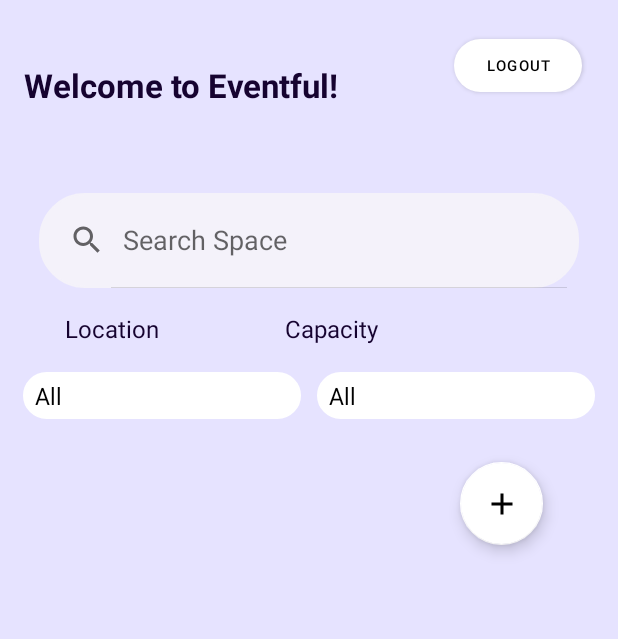
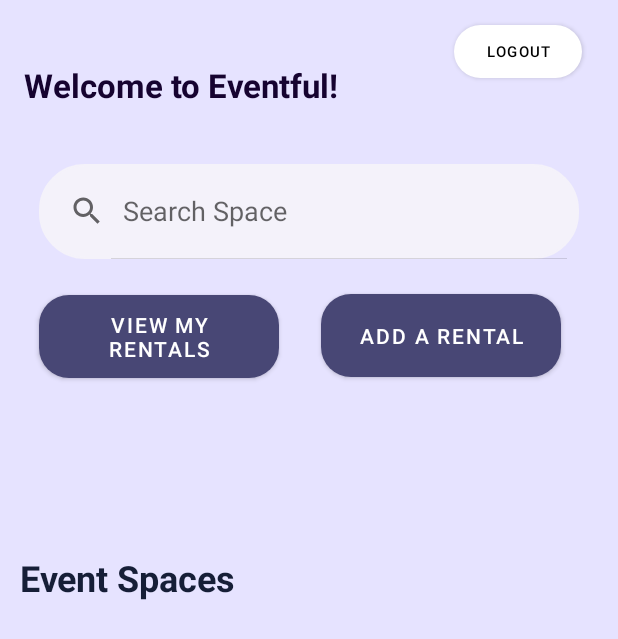
Before and after one commit to HessahAlsubaie/IT320Project, an Android app: the home screen opened directly, with no data from a screen before it, on a phone screen of 412 x 824 dp. Shown: the top 639 px of the screen. Run offline under Robolectric (Android 15) with nearby library versions, the phone set to English and light mode, and no system bars.

```diff
--- a/app/src/main/AndroidManifest.xml
+++ b/app/src/main/AndroidManifest.xml
@@ -1,6 +1,7 @@
 <?xml version="1.0" encoding="utf-8"?>
 <manifest xmlns:android="http://schemas.android.com/apk/res/android"
     xmlns:tools="http://schemas.android.com/tools">
+
     <uses-permission android:name="android.permission.READ_EXTERNAL_STORAGE" />
 
     <application
@@ -12,6 +13,9 @@
         android:supportsRtl="true"
         android:theme="@style/Theme.IT320Project"
         tools:targetApi="31">
+        <activity
+            android:name=".RentedSpacesActivity"
+            android:exported="false" />
         <activity
             android:name=".SpaceDetails"
             android:exported="false" />
--- a/app/src/main/java/com/example/it320project/home.java
+++ b/app/src/main/java/com/example/it320project/home.java
@@ -26,26 +26,29 @@ import java.util.List;
 public class home extends AppCompatActivity {
 
     Button logOutBtn;
-    FloatingActionButton addBtn;
-
+    Button addBtn;
+    Button viewRented;
     MyDatabaseHelper db;
     RecyclerView rv;
     SpaceListAdapter spaceAdapter;
     RecyclerView.LayoutManager layoutManager;
     List<Space> spaceList = new ArrayList<>();
-    Button viewBtn;
-    Button deleteBtn;
+
 
     @Override
     protected void onCreate(Bundle savedInstanceState) {
         super.onCreate(savedInstanceState);
         setContentView(R.layout.activity_home);
 
+       MyDatabaseHelper dbHelper = new MyDatabaseHelper(this);
+
+
         logOutBtn = findViewById(R.id.logoutBtn);
-        addBtn = findViewById(R.id.Addbtn);
+        viewRented= findViewById(R.id.viewRented);
+        addBtn = findViewById(R.id.addRental);
 
         db = new MyDatabaseHelper(this);
-        spaceList = db.getAllSpaces();
+        spaceList = db.getAvailableSpaces();
         rv = findViewById(R.id.rwMain);
         rv.setHasFixedSize(true);
         layoutManager = new LinearLayoutManager(this);
@@ -54,15 +57,13 @@ public class home extends AppCompatActivity {
         rv.setAdapter(spaceAdapter);
 
 
-        Spinner spinner = findViewById(R.id.spinnerLoc);
-        List<String> filterOptions = Arrays.asList("All", "North of Riyadh", "South of Riyadh", "West of Riyadh", "East of Riyadh");
-        ArrayAdapter<String> adapter = new ArrayAdapter<>(this, android.R.layout.simple_spinner_dropdown_item, filterOptions);
-        spinner.setAdapter(adapter);
-
-        Spinner spinner2 = findViewById(R.id.spinnerCap);
-        List<String> filterOptions2 = Arrays.asList("All", "10-20", "20-30", "30-40", "40 and more");
-        ArrayAdapter<String> adapter2 = new ArrayAdapter<>(this, android.R.layout.simple_spinner_dropdown_item, filterOptions2);
-        spinner2.setAdapter(adapter2);
+        viewRented.setOnClickListener(new View.OnClickListener() {
+            @Override
+            public void onClick(View view) {
+                Intent intent= new Intent(home.this, RentedSpacesActivity.class);
+                startActivity(intent);
+            }
+        });
 
         logOutBtn.setOnClickListener(new View.OnClickListener() {
             @Override
@@ -98,4 +99,8 @@ public class home extends AppCompatActivity {
         });
 
 
+    }
+    protected void onDestroy() {
+        super.onDestroy();
+        db.close();
     }}
--- a/app/src/main/res/layout/activity_add.xml
+++ b/app/src/main/res/layout/activity_add.xml
@@ -164,7 +164,7 @@
         android:layout_marginBottom="16dp"
         android:background='@drawable/custom_button'
         android:text="Add"
-        app:backgroundTint='#2A0F4E'
+        app:backgroundTint="#484775"
         app:layout_constraintBottom_toBottomOf="parent"
         app:layout_constraintEnd_toEndOf="parent"
         app:layout_constraintStart_toStartOf="parent"
--- a/app/src/main/res/layout/activity_home.xml
+++ b/app/src/main/res/layout/activity_home.xml
@@ -62,26 +62,10 @@
     </SearchView>
 
 
-    <com.google.android.material.floatingactionbutton.FloatingActionButton
-        android:id="@+id/Addbtn"
-        android:layout_width="58dp"
-        android:layout_height="55dp"
-        android:layout_marginStart="5dp"
-        android:layout_marginTop="60dp"
-        android:layout_marginEnd="50dp"
-        android:layout_marginBottom="12dp"
-        android:clickable="true"
-        app:backgroundTint="#FFFFFF"
-        app:layout_constraintBottom_toTopOf="@+id/rwMain"
-        app:layout_constraintEnd_toEndOf="parent"
-        app:layout_constraintTop_toBottomOf="@+id/search_bar"
-        app:rippleColor="#EAE6E6"
-        app:srcCompat="@drawable/baseline_add_24" />
-
     <androidx.recyclerview.widget.RecyclerView
         android:id="@+id/rwMain"
-        android:layout_width="412dp"
-        android:layout_height="413dp"
+        android:layout_width="413dp"
+        android:layout_height="362dp"
         android:layout_marginBottom="16dp"
         android:scrollbars='vertical'
         app:layout_constraintBottom_toBottomOf="parent"
@@ -90,62 +74,60 @@
         app:layout_constraintStart_toStartOf="parent" />
 
     <LinearLayout
+        android:id="@+id/linearLayout"
         android:layout_width="match_parent"
         android:layout_height="wrap_content"
-        android:layout_marginTop="14dp"
+        android:layout_marginLeft="15dp"
+        android:layout_marginRight="15dp"
         android:orientation="horizontal"
         android:weightSum="2"
-        android:layout_marginLeft="15dp"
-        android:layout_marginRight="15dp"
         app:layout_constraintBottom_toTopOf="@+id/rwMain"
         app:layout_constraintEnd_toEndOf="parent"
-        app:layout_constraintHorizontal_bias="0.0"
-        app:layout_constraintStart_toStartOf="parent"
-        app:layout_constraintTop_toBottomOf="@+id/textView2"
-        app:layout_constraintVertical_bias="0.034">
+        app:layout_constraintHorizontal_bias="0.482"
+        app:layout_constraintStart_toStartOf="parent" />
 
-        <Spinner
-            android:id="@+id/spinnerLoc"
-            android:layout_width="0dp"
-            android:layout_height="31dp"
-            android:layout_marginEnd="5dp"
-            android:layout_weight="1"
-            android:background="@drawable/custom_spinner_background" />
-
-        <Spinner
-            android:id="@+id/spinnerCap"
-            android:layout_width="0dp"
-            android:layout_height="31dp"
-            android:layout_marginStart="5dp"
-            android:layout_weight="1"
-            android:background="@drawable/custom_spinner_background" />
-
-    </LinearLayout>
-
-    <TextView
-        android:id="@+id/textView2"
-        android:layout_width="wrap_content"
-        android:layout_height="wrap_content"
-        android:layout_marginStart="43dp"
-        android:layout_marginTop="16dp"
-        android:text="Location"
-        android:textColor="#160330"
-        android:textSize="16dp"
+    <Button
+        android:id="@+id/viewRented"
+        android:layout_width="160dp"
+        android:layout_height="55dp"
+        android:layout_marginStart="26dp"
+        android:layout_marginTop="24dp"
+        android:layout_marginRight="5dp"
+        android:background="@drawable/custom_button"
+        android:text="View My Rentals"
+        app:backgroundTint="#484775"
         app:layout_constraintStart_toStartOf="parent"
         app:layout_constraintTop_toBottomOf="@+id/search_bar" />
 
+    <Button
+        android:id="@+id/addRental"
+        android:layout_width="160dp"
+        android:layout_height="55dp"
+        android:layout_marginTop="23dp"
+        android:layout_marginEnd="38dp"
+        android:layout_marginRight="5dp"
+        android:background="@drawable/custom_button"
+        android:text="Add A Rental"
+        app:backgroundTint="#484775"
+        app:layout_constraintEnd_toEndOf="parent"
+        app:layout_constraintTop_toBottomOf="@+id/search_bar" />
+
     <TextView
-        android:id="@+id/textView3"
+        android:id="@+id/Event_Spaces"
         android:layout_width="wrap_content"
         android:layout_height="wrap_content"
-        android:layout_marginStart="92dp"
-        android:layout_marginTop="16dp"
-        android:layout_marginEnd="168dp"
-        android:text="Capacity"
-        android:textColor="#160330"
-        android:textSize="16dp"
+        android:layout_marginStart="16dp"
+        android:layout_marginTop="71dp"
+        android:layout_marginEnd="251dp"
+        android:text="Event Spaces "
+        android:textColor="#161E37"
+        android:textSize="24sp"
+        android:textStyle="bold"
+        android:layout_marginLeft="10sp"
+        app:layout_constraintBottom_toTopOf="@+id/rwMain"
         app:layout_constraintEnd_toEndOf="parent"
-        app:layout_constraintStart_toEndOf="@+id/textView2"
-        app:layout_constraintTop_toBottomOf="@+id/search_bar" />
+        app:layout_constraintStart_toStartOf="parent"
+        app:layout_constraintTop_toBottomOf="@+id/viewRented" />
+
 
 </androidx.constraintlayout.widget.ConstraintLayout>
--- a/app/src/main/res/layout/activity_login.xml
+++ b/app/src/main/res/layout/activity_login.xml
@@ -20,7 +20,7 @@
         android:background="@drawable/custom_button"
         android:text="log in"
         android:textSize="15dp"
-        app:backgroundTint="#160330"
+        app:backgroundTint="#484775"
         app:layout_constraintBottom_toBottomOf="parent"
         app:layout_constraintEnd_toEndOf="parent"
         app:layout_constraintStart_toStartOf="parent"
--- a/app/src/main/res/layout/activity_signup.xml
+++ b/app/src/main/res/layout/activity_signup.xml
@@ -162,7 +162,7 @@
         android:background="@drawable/custom_button"
         android:text="Sign up"
         android:textSize="15dp"
-        app:backgroundTint="#160330"
+        app:backgroundTint="#484775"
         app:layout_constraintBottom_toBottomOf="parent"
         app:layout_constraintEnd_toEndOf="parent"
         app:layout_constraintStart_toStartOf="parent"
```
Also changed, not shown: app/src/main/java/com/example/it320project/MyDatabaseHelper.java (+202 -9 lines), app/src/main/java/com/example/it320project/RentedSpace.java (added, +48 -0 lines), app/src/main/java/com/example/it320project/RentedSpacesActivity.java (added, +46 -0 lines), app/src/main/java/com/example/it320project/RentedSpacesAdapter.java (added, +129 -0 lines), app/src/main/java/com/example/it320project/Space.java (+9 -4 lines), app/src/main/java/com/example/it320project/SpaceDetails.java (+35 -2 lines), app/src/main/java/com/example/it320project/SpaceListAdapter.java (+12 -0 lines), app/src/main/res/layout/activity_rented_spaces.xml (added, +50 -0 lines), app/src/main/res/layout/activity_space_details.xml (+19 -0 lines), app/src/main/res/layout/single_rented_item.xml (renamed from app/src/main/res/layout/single_item.xml, +5 -14 lines).
